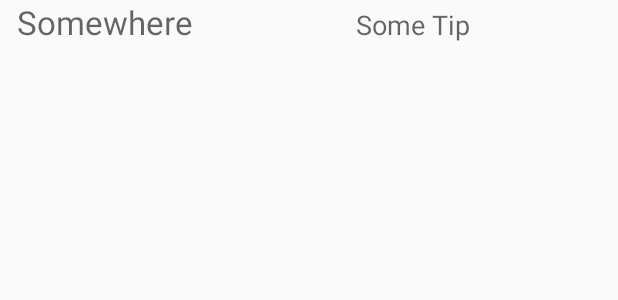
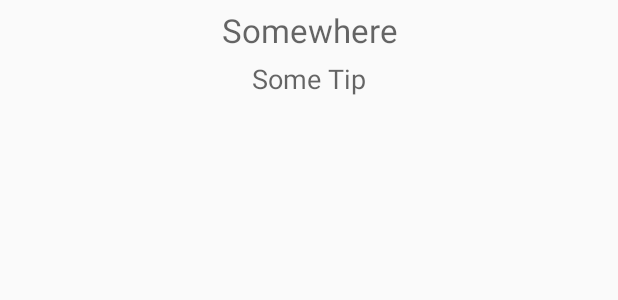
Before and after one commit to scottbrown10/foursquare-demo, an Android app: the layout location_cell_layout.xml on its own in the app's theme, with its tools: preview values and no code run, on a phone screen of 412 x 824 dp. Shown: the top 300 px of the screen. Run offline under Robolectric (Android 15) with nearby library versions, the phone set to English and light mode, and no system bars; network calls fail.

Commit message:
Improve layout

```diff
--- a/app/src/main/java/com/example/scott/foursquare/MainActivity.java
+++ b/app/src/main/java/com/example/scott/foursquare/MainActivity.java
@@ -55,7 +55,7 @@ public class MainActivity extends AppCompatActivity implements FoursquareAPIClie
             // extract needed attributes from response
             JSONArray tips = tipResponse.getJSONObject("response").getJSONObject("tips").getJSONArray("items");
             String body = null;
-            if (tips.length() == 0) {
+            if (tips.length() == 0) { // TODO: 6/8/16 Perhaps get another location?
                 body = getResources().getString(R.string.no_tip);
             } else {
                 JSONObject jsonTip = tips.getJSONObject(0);
--- a/app/src/main/res/layout/activity_main.xml
+++ b/app/src/main/res/layout/activity_main.xml
@@ -15,7 +15,8 @@
         android:layout_centerHorizontal="true"
         android:textAppearance="?android:attr/textAppearanceLarge"
         android:text="@string/nearby_locations"
-        android:id="@+id/title" />
+        android:id="@+id/title"
+        android:paddingBottom="10dp"/>
 
     <ListView
         android:layout_below="@id/title"
--- a/app/src/main/res/layout/location_cell_layout.xml
+++ b/app/src/main/res/layout/location_cell_layout.xml
@@ -1,16 +1,17 @@
 <?xml version="1.0" encoding="utf-8"?>
-<TableLayout xmlns:android="http://schemas.android.com/apk/res/android"
-    android:orientation="horizontal" android:layout_width="match_parent"
-    android:layout_height="match_parent">
+<LinearLayout xmlns:android="http://schemas.android.com/apk/res/android"
+    android:orientation="vertical" android:layout_width="match_parent"
+    android:layout_height="match_parent"
+    android:paddingTop="5dp">
 
-    <TableRow>
         <TextView
             android:layout_width="wrap_content"
             android:layout_height="wrap_content"
             android:textAppearance="?android:attr/textAppearanceLarge"
             android:id="@+id/location_name"
+            android:paddingBottom="5dp"
+            android:layout_gravity="center_horizontal"
             android:textAlignment="center"
-            android:layout_weight="1"
             android:hint="Somewhere"/>
 
         <TextView
@@ -18,9 +19,9 @@
             android:layout_height="wrap_content"
             android:textAppearance="?android:attr/textAppearanceMedium"
             android:id="@+id/location_tip"
+            android:layout_gravity="center_horizontal"
             android:textAlignment="center"
-            android:layout_weight="9"
+            android:paddingBottom="5dp"
             android:hint="Some Tip"/>
-    </TableRow>
 
-</TableLayout>
+</LinearLayout>
--- a/app/src/main/res/values/strings.xml
+++ b/app/src/main/res/values/strings.xml
@@ -1,5 +1,5 @@
 <resources>
     <string name="app_name">FourSquare</string>
     <string name="nearby_locations">Nearby Locations</string>
-    <string name="no_tip">No tips for this location</string>
+    <string name="no_tip">No tip for this location</string>
 </resources>
```
